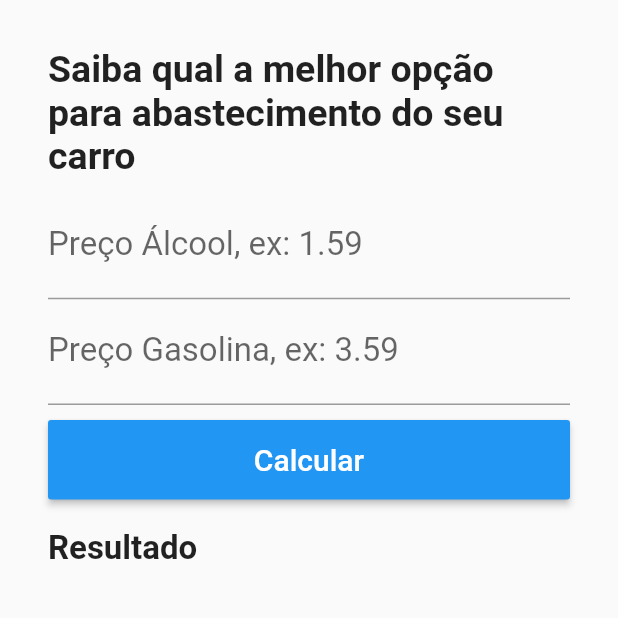
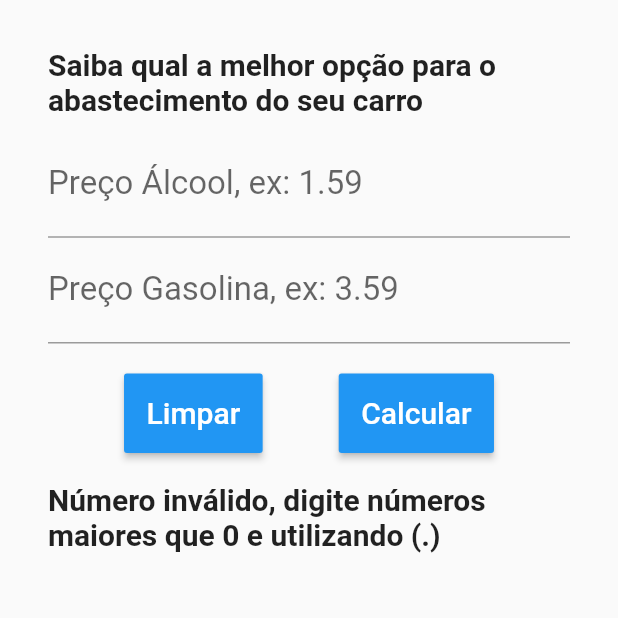
Before and after one commit to felipeabreu86/flutter_alcool_gasolina, a Flutter app: the screen it shows after launch, after a tap on "Calcular", on a phone screen of 412 x 824 dp, the part 268-886 px from its top. Run offline on Flutter 3.47's test engine with Material 2 defaults, Android fonts, the phone set to English and light mode, and no system bars.

Commit message:
Se aplicado este commit ira adicionar a logica que calcula a melhor forma de abastecimento

```diff
--- a/lib/home.dart
+++ b/lib/home.dart
@@ -1,4 +1,5 @@
 import 'package:flutter/material.dart';
+import 'dart:math';
 
 class Home extends StatefulWidget {
   @override
@@ -8,6 +9,36 @@ class Home extends StatefulWidget {
 class _HomeState extends State<Home> {
   TextEditingController _controllerAlcool = TextEditingController();
   TextEditingController _controllerGasolina = TextEditingController();
+  var _resultado = "";
+
+  void _calcular() {
+    var gasolina = double.tryParse(_controllerGasolina.text);
+    var alcool = double.tryParse(_controllerAlcool.text);
+    if (gasolina != null && alcool != null) {
+      if ((alcool / gasolina) >= 0.7) {
+        setState(() {
+          _resultado = "Melhor abastecer com Gasolina";
+        });
+      } else {
+        setState(() {
+          _resultado = "Melhor abastecer com Álcool";
+        });
+      }
+    } else {
+      setState(() {
+        _resultado =
+            "Número inválido, digite números maiores que 0 e utilizando (.)";
+      });
+    }
+  }
+
+  void _limparCampos() {
+    _controllerGasolina.text = "";
+    _controllerAlcool.text = "";
+    setState(() {
+      _resultado = "";
+    });
+  }
 
   @override
   Widget build(BuildContext context) {
@@ -31,10 +62,10 @@ class _HomeState extends State<Home> {
               Padding(
                 padding: EdgeInsets.only(bottom: 10),
                 child: Text(
-                  "Saiba qual a melhor opção para abastecimento do seu carro",
+                  "Saiba qual a melhor opção para o abastecimento do seu carro",
                   textAlign: TextAlign.start,
                   style: TextStyle(
-                    fontSize: 25,
+                    fontSize: 20,
                     fontWeight: FontWeight.bold,
                   ),
                 ),
@@ -55,26 +86,44 @@ class _HomeState extends State<Home> {
                 style: TextStyle(fontSize: 22),
                 controller: _controllerGasolina,
               ),
-              // Botao
+              // Botoes
+              Row(
+                mainAxisAlignment: MainAxisAlignment.spaceEvenly,
+                children: <Widget>[
                   Padding(
-                padding: EdgeInsets.only(top: 10),
+                    padding: EdgeInsets.only(top: 20),
                     child: RaisedButton(
                       color: Colors.blue,
                       textColor: Colors.white,
                       padding: EdgeInsets.all(15),
-                  onPressed: () {},
+                      onPressed: _limparCampos,
+                      child: Text(
+                        "Limpar",
+                        style: TextStyle(fontSize: 20),
+                      ),
+                    ),
+                  ),
+                  Padding(
+                    padding: EdgeInsets.only(top: 20),
+                    child: RaisedButton(
+                      color: Colors.blue,
+                      textColor: Colors.white,
+                      padding: EdgeInsets.all(15),
+                      onPressed: _calcular,
                       child: Text(
                         "Calcular",
                         style: TextStyle(fontSize: 20),
                       ),
                     ),
                   ),
+                ],
+              ),
               // Resultado
               Padding(
                 padding: EdgeInsets.only(top: 20),
                 child: Text(
-                  "Resultado",
-                  style: TextStyle(fontSize: 22, fontWeight: FontWeight.bold),
+                  _resultado,
+                  style: TextStyle(fontSize: 20, fontWeight: FontWeight.bold),
                 ),
               ),
             ],
```
Lines whose indentation alone changed are shown as unchanged.
